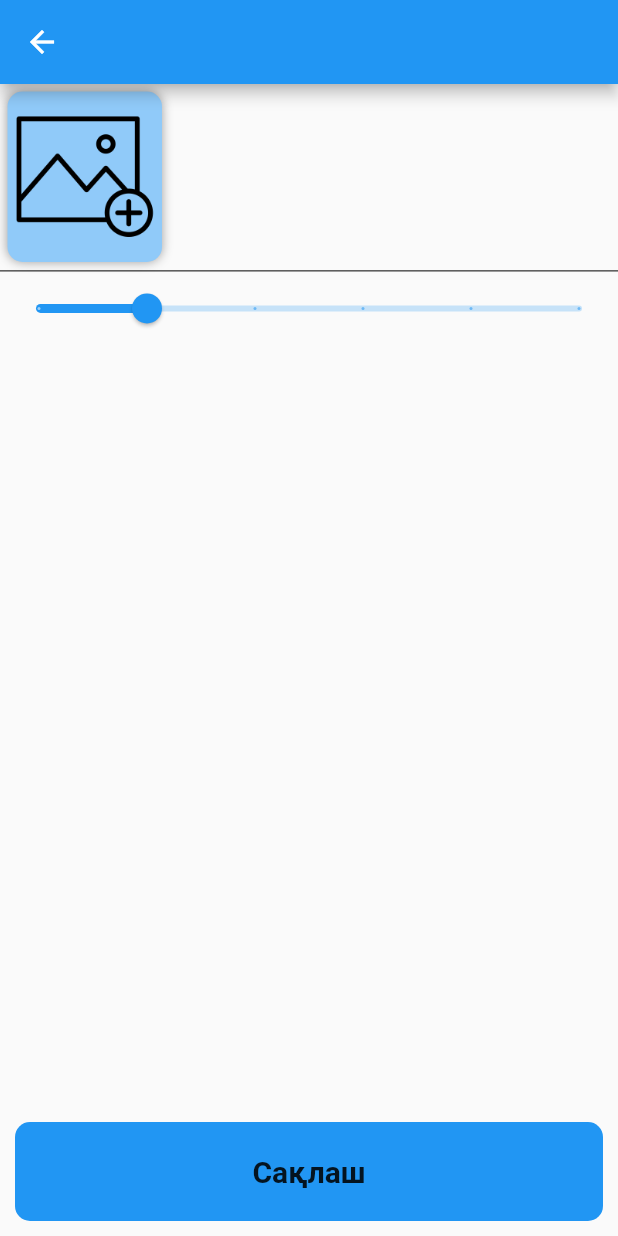
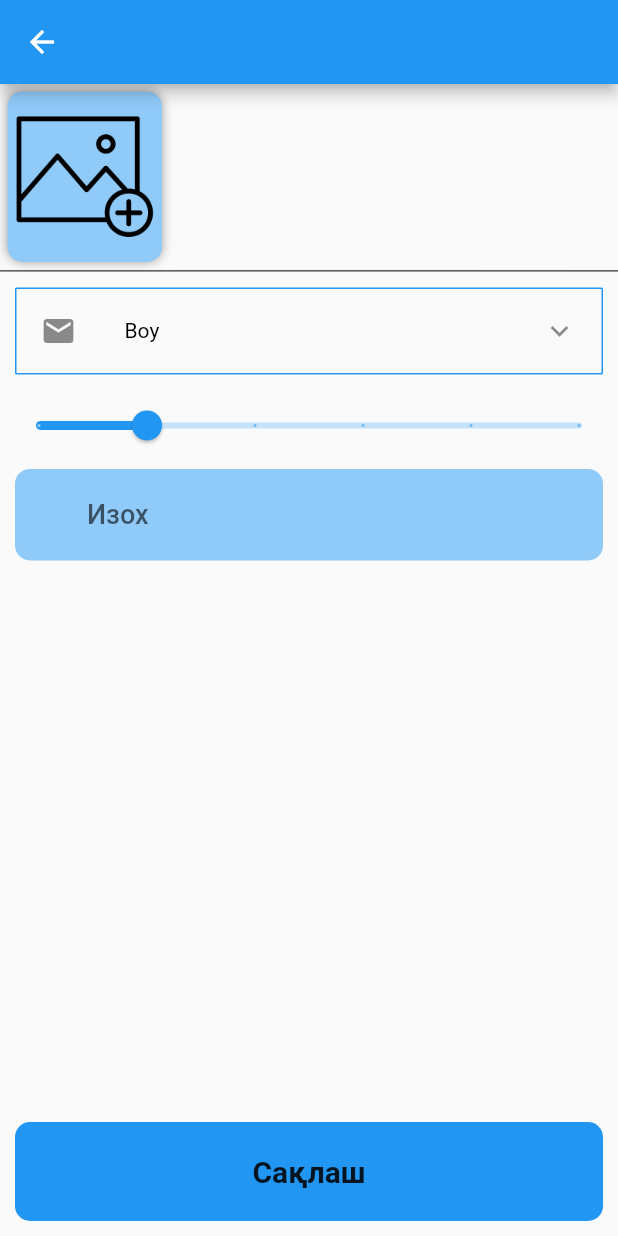
Before and after one commit to sFisher611/supplier-mobile, a Flutter app: the FinishedPage screen opened directly, on a phone screen of 412 x 824 dp. Run offline on Flutter 3.47's test engine with Material 2 defaults, Android fonts, the phone set to English and light mode, and no system bars; our stand-ins replace fancy_bottom_navigation, image_picker, liquid_pull_to_refresh; missing offline and left inert: darwin_camera, flutter_exif_rotation.

Commit message:
comment, evalution +

```diff
--- a/lib/basic_pages/pages/finished_page.dart
+++ b/lib/basic_pages/pages/finished_page.dart
@@ -8,6 +8,8 @@ import 'package:image_picker/image_picker.dart';
 import 'package:path_provider/path_provider.dart';
 import 'package:supplier_project/const/const_text.dart';
 import 'package:supplier_project/ui/widgets/bottom_navigation_button.dart';
+import 'package:supplier_project/ui/widgets/dropdown_be_border.dart';
+import 'package:supplier_project/ui/widgets/text_field_in_border_radius.dart';
 
 import 'package:supplier_project/ui/widgets/texts.dart';
 import 'package:supplier_project/ui/widgets/universal_button.dart';
@@ -28,14 +30,13 @@ class _FinishedPageState extends State<FinishedPage> {
   File _imageFile;
   var size;
   double _currentSliderValue = 20;
-
+  List<String> list = ['Boy', 'Orta', 'Nochor'];
+  var selectEvalution = 'Boy';
   Future<void> captureImage(ImageSource imageSource) async {
     try {
       if (imageSource == ImageSource.camera) {
         String filePath = await FileUtils.getDefaultFilePath();
         String uuid = DateTime.now().millisecondsSinceEpoch.toString();
-
-        ///
         filePath = '$filePath/$uuid.jpg';
         List<CameraDescription> cameraDescription = await availableCameras();
         DarwinCameraResult result = await Navigator.push(
@@ -52,11 +53,8 @@ class _FinishedPageState extends State<FinishedPage> {
         );
 
         if (result != null && result.isFileAvailable) {
-          /// File object returned by Camera.
-          print(result.file);
-
-          /// Path where the file is faced.
-          print(result.file.path);
+          // print(result.file);
+          // print(result.file.path);
           File rotatedImage = await FlutterExifRotation.rotateAndSaveImage(
               path: result.file.path);
           listImage.add({'image_path': rotatedImage.path});
@@ -66,20 +64,10 @@ class _FinishedPageState extends State<FinishedPage> {
         var imageFile = await _picker.pickImage(
           source: imageSource,
           maxHeight: 600,
-          // maxWidth: 500,
-
-          // imageQuality: 80,
-
           // preferredCameraDevice: CameraDevice.rear,
         );
 
         var path = imageFile.path;
-        // File sizeImageUpdate = new File(path);
-        // var decodedImage =
-        //     await decodeImageFromList(sizeImageUpdate.readAsBytesSync());
-        // print(decodedImage.width);
-        // print(decodedImage.height);
-        // await ImageResize.saveImage(path);
         File rotatedImage =
             await FlutterExifRotation.rotateAndSaveImage(path: path);
         _imageFile = rotatedImage;
@@ -164,6 +152,20 @@ class _FinishedPageState extends State<FinishedPage> {
             height: 2,
             color: Colors.black,
           ),
+          SizedBox(
+            height: 10,
+          ),
+          DropDownBeBorder(
+              size: size,
+              list: list,
+              icon: Icons.mail,
+              onChanged: (value) {
+                setState(() => selectEvalution = value);
+              },
+              selectedIndex: selectEvalution),
+          SizedBox(
+            height: 10,
+          ),
           Slider(
             value: _currentSliderValue,
             min: 0,
@@ -176,7 +178,9 @@ class _FinishedPageState extends State<FinishedPage> {
               });
             },
           ),
-
+          TextFieldInBorderRadius(
+            hintText: "Изох",
+          )
         ],
       ),
     );
@@ -187,7 +191,6 @@ class _FinishedPageState extends State<FinishedPage> {
         context: context,
         builder: (BuildContext context) {
           return AlertDialog(
-            // backgroundColor: ThemeOther.containerCar(),
             shape: RoundedRectangleBorder(
                 borderRadius: BorderRadius.all(Radius.circular(20.0))),
             contentPadding: EdgeInsets.only(top: 10.0),
@@ -196,7 +199,6 @@ class _FinishedPageState extends State<FinishedPage> {
               height: size.height * 0.2,
               child: Row(
                 mainAxisAlignment: MainAxisAlignment.spaceEvenly,
-                // crossAxisAlignment: CrossAxisAlignment.stretch,
                 mainAxisSize: MainAxisSize.min,
                 children: <Widget>[
                   UniversalButton(
@@ -252,7 +254,6 @@ class _FinishedPageState extends State<FinishedPage> {
         context: context,
         builder: (BuildContext context) {
           return AlertDialog(
-            // backgroundColor: ThemeOther.containerCar(),
             shape: RoundedRectangleBorder(
                 borderRadius: BorderRadius.all(Radius.circular(20.0))),
             contentPadding: EdgeInsets.only(top: 10.0, bottom: 10),
--- /dev/null
+++ b/lib/ui/widgets/text_field_in_border_radius.dart
@@ -0,0 +1,84 @@
+import 'package:flutter/material.dart';
+
+// ignore: must_be_immutable
+class TextFieldInBorderRadius extends StatelessWidget {
+  TextFieldInBorderRadius({
+    Key key,
+    this.controller,
+    this.hintText,
+    this.prefixIcon,
+    this.onChange,
+    this.onTap,
+    this.onEditingComplete,
+    this.keyboardType,
+    this.inputFormatters,
+    this.prefixText,
+  }) : super(key: key);
+  var hintText;
+  var prefixText;
+  var controller;
+  var prefixIcon;
+  var onEditingComplete;
+  var keyboardType;
+  var inputFormatters;
+  Function onTap;
+  Function onChange;
+  @override
+  Widget build(BuildContext context) {
+    return Container(
+      // margin: const EdgeInsets.all(10),
+      padding: const EdgeInsets.symmetric(horizontal: 10, vertical: 5),
+      child: Container(
+        decoration: BoxDecoration(
+            color: Colors.blue[200],
+            borderRadius: BorderRadius.circular(10)),
+        child: TextField(
+          onTap: onTap,
+          onEditingComplete: onEditingComplete,
+          controller: controller,
+          onChanged: onChange,
+          keyboardType: keyboardType,
+          style: TextStyle(
+            // color: Colors.black,
+            // fontFamily: Fonts.fRegular,
+            fontSize: 18.0,
+            fontWeight: FontWeight.w500,
+          ),
+          decoration: InputDecoration(
+              hintText: hintText,
+              // labelText: 'FIO',
+              // labelStyle: TextStyle(
+              //   color: ThemeOther.textFieldLable(),
+              //   fontFamily: Fonts.fRegular,
+              //   fontSize: 18.0,
+              //   fontWeight: FontWeight.bold,
+              // ),
+              hintStyle: TextStyle(
+                // color: Colors.black,
+                // fontFamily: Fonts.fRegular,
+                fontSize: 18.0,
+                // fontWeight: FontWeight.w600,
+              ),
+              border: OutlineInputBorder(
+                borderSide: BorderSide.none,
+                gapPadding: 10,
+                borderRadius: BorderRadius.circular(10),
+              ),
+              // suffixIcon: Icon(Icons.account_circle),
+              // icon: Icon(Icons.account_circle),
+              prefixIcon: Icon(
+                prefixIcon,
+                // color: ThemeOther.textFieldPrefixColor(),
+              ),
+              prefixText: prefixText,
+              prefixStyle: TextStyle(
+                color: Colors.black,
+                // fontFamily: Fonts.fRegular,
+                fontSize: 18.0,
+                fontWeight: FontWeight.bold,
+              )),
+        ),
+      ),
+    );
+  }
+}
```
Also changed, not shown: 1 other file.
